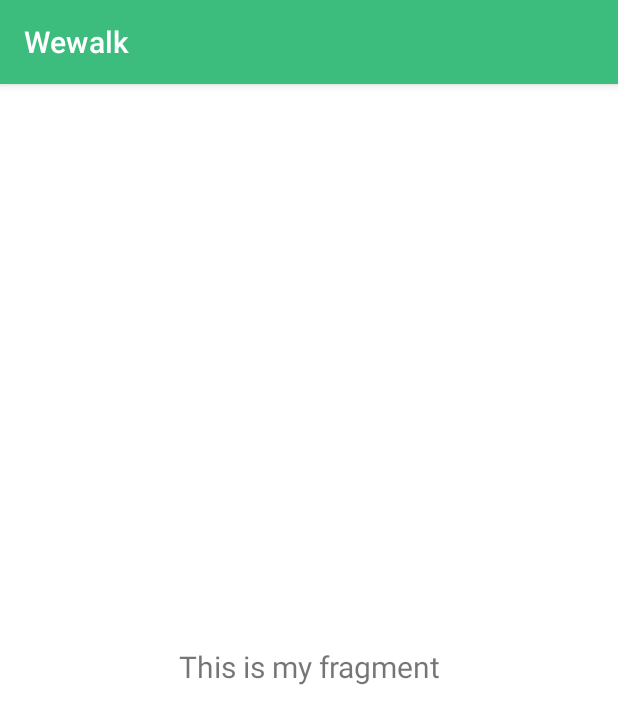
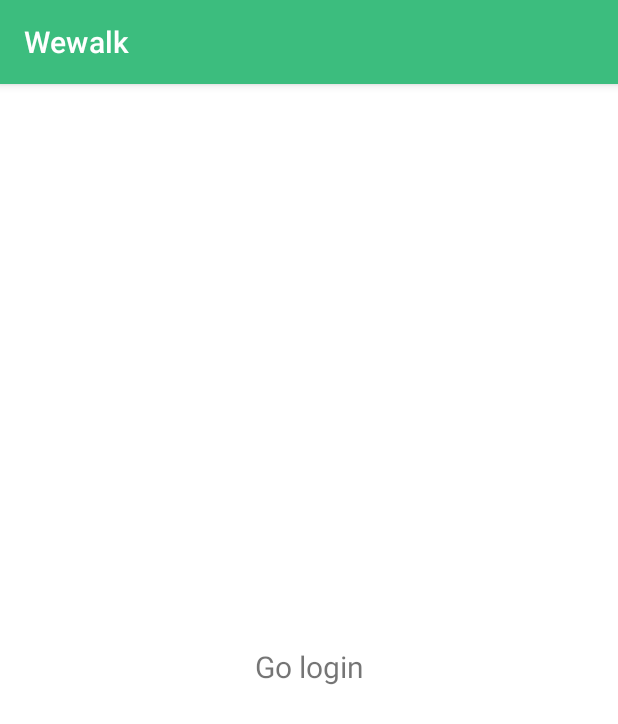
Before and after one commit to paul726/Wewalk, an Android app: the fragment MineFragment shown on its own in the app's theme, on a phone screen of 412 x 824 dp. Shown: the top 724 px of the screen. Run offline under Robolectric (Android 15) with nearby library versions, the phone set to English and light mode, and no system bars.

Commit message:
login entrance

```diff
--- a/app/src/main/java/com/nus/wewalk/ui/me/MineFragment.java
+++ b/app/src/main/java/com/nus/wewalk/ui/me/MineFragment.java
@@ -1,5 +1,6 @@
 package com.nus.wewalk.ui.me;
 
+import android.content.Intent;
 import android.os.Bundle;
 import android.view.LayoutInflater;
 import android.view.View;
@@ -7,10 +8,12 @@ import android.view.ViewGroup;
 import android.widget.TextView;
 
 import androidx.annotation.NonNull;
+import androidx.annotation.Nullable;
 import androidx.fragment.app.Fragment;
 import androidx.lifecycle.ViewModelProvider;
 
 import com.nus.wewalk.databinding.FragmentMineBinding;
+import com.nus.wewalk.ui.login.LoginActivity;
 
 public class MineFragment extends Fragment {
 
@@ -23,10 +26,19 @@ public class MineFragment extends Fragment {
 
         binding = FragmentMineBinding.inflate(inflater, container, false);
         View root = binding.getRoot();
+        return root;
+    }
 
-        final TextView textView = binding.textNotifications;
-        mineViewModel.getText().observe(getViewLifecycleOwner(), textView::setText);
-        return root;
+    @Override
+    public void onViewCreated(@NonNull View view, @Nullable Bundle savedInstanceState) {
+        super.onViewCreated(view, savedInstanceState);
+        binding.textNotifications.setOnClickListener(new View.OnClickListener() {
+            @Override
+            public void onClick(View view) {
+                Intent intent = new Intent(getActivity(), LoginActivity.class);
+                startActivity(intent);
+            }
+        });
     }
 
     @Override
--- a/app/src/main/res/layout/fragment_mine.xml
+++ b/app/src/main/res/layout/fragment_mine.xml
@@ -18,5 +18,6 @@
         app:layout_constraintBottom_toBottomOf="parent"
         app:layout_constraintEnd_toEndOf="parent"
         app:layout_constraintStart_toStartOf="parent"
-        app:layout_constraintTop_toTopOf="parent" />
+        app:layout_constraintTop_toTopOf="parent"
+        android:text="Go login"/>
 </androidx.constraintlayout.widget.ConstraintLayout>
```
